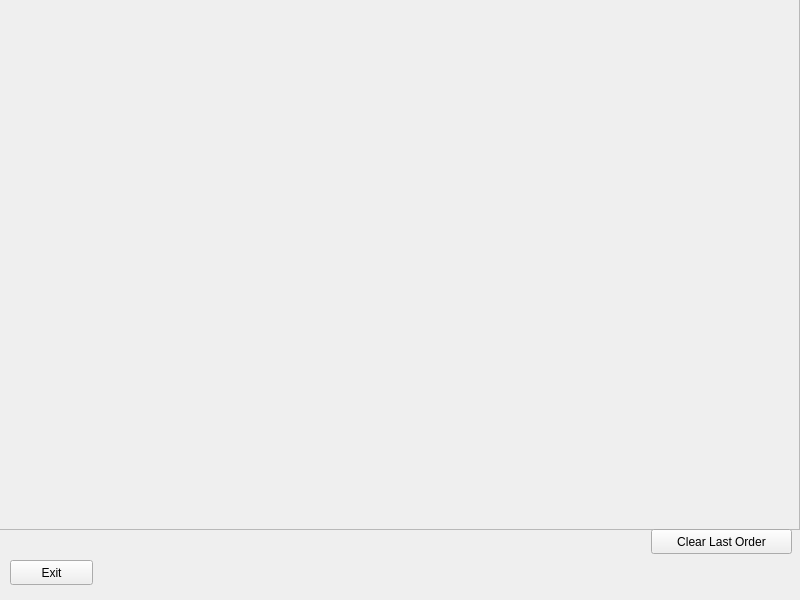
Above: mainwindow.ui from justinburrill/comp3004_d1 before the change. Below: the same form after it.
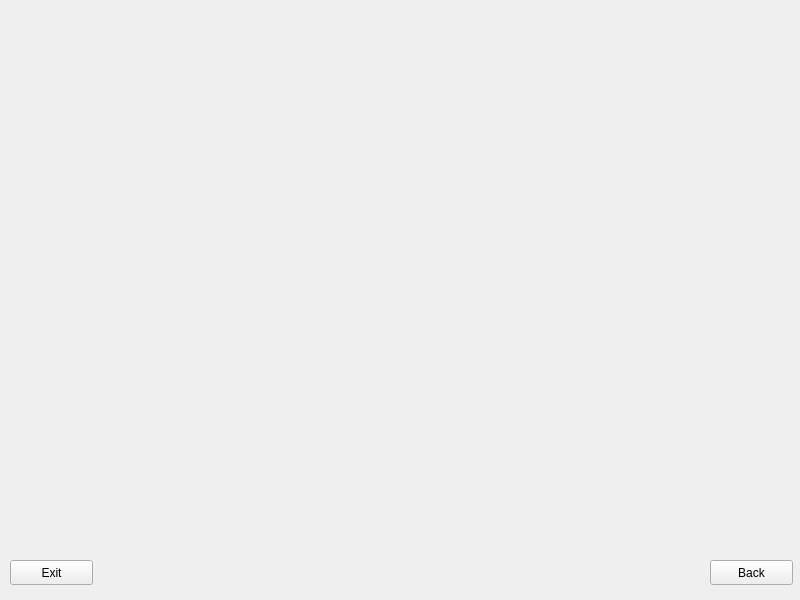
That is the form after the change.

The edit to the form file:
```diff
--- a/mainwindow.ui
+++ b/mainwindow.ui
@@ -24,7 +24,7 @@
      </rect>
     </property>
     <property name="currentIndex">
-     <number>3</number>
+     <number>6</number>
     </property>
     <widget class="QWidget" name="login_page">
      <widget class="QLabel" name="username_entry_label">
@@ -230,6 +230,26 @@
       </property>
      </widget>
     </widget>
+    <widget class="QWidget" name="menu">
+     <widget class="QWidget" name="horizontalLayoutWidget">
+      <property name="geometry">
+       <rect>
+        <x>9</x>
+        <y>10</y>
+        <width>781</width>
+        <height>541</height>
+       </rect>
+      </property>
+      <layout class="QHBoxLayout" name="menu_horizontal_layout">
+       <item>
+        <layout class="QVBoxLayout" name="cart_layout"/>
+       </item>
+       <item>
+        <layout class="QVBoxLayout" name="available_menu_item_layout"/>
+       </item>
+      </layout>
+     </widget>
+    </widget>
    </widget>
    <widget class="QPushButton" name="exit_button">
     <property name="geometry">
@@ -244,6 +264,19 @@
      <string>Exit</string>
     </property>
    </widget>
+   <widget class="QPushButton" name="back_button">
+    <property name="geometry">
+     <rect>
+      <x>710</x>
+      <y>560</y>
+      <width>83</width>
+      <height>25</height>
+     </rect>
+    </property>
+    <property name="text">
+     <string>Back</string>
+    </property>
+   </widget>
   </widget>
  </widget>
  <resources/>
```
Left out of the diff: 14 changed lines with no effect on the pictures.
